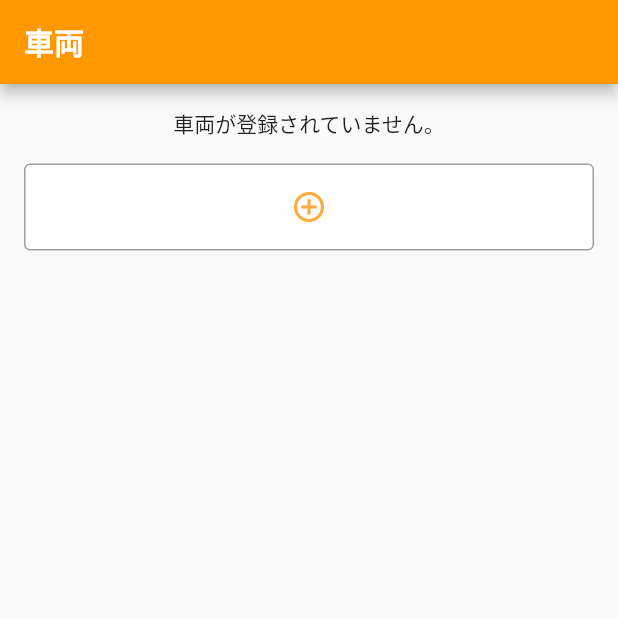
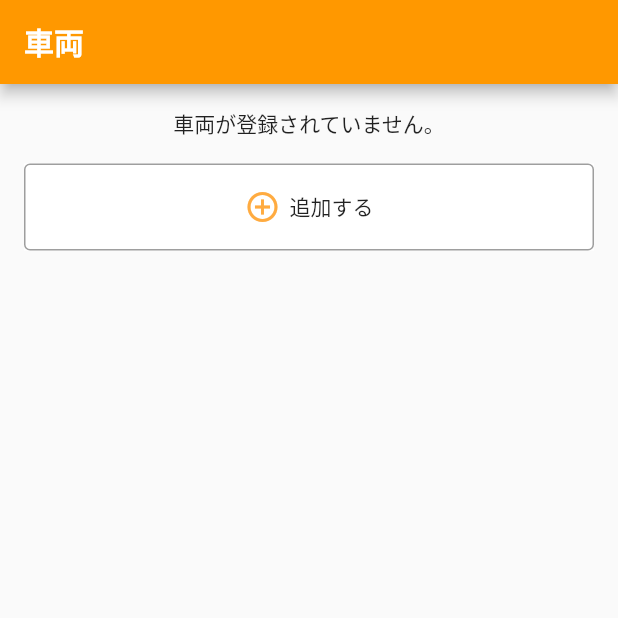
Before and after one commit to hori-imuuzak/CircuitRecordApp, a Flutter app: the CarListScreen screen opened directly, on a phone screen of 412 x 824 dp, the top half of it. Run offline on Flutter 3.47's test engine with Material 2 defaults, Android fonts, the phone set to English and light mode, and no system bars; our stand-ins replace drift, flutter_hooks, freezed_annotation, hooks_riverpod; accounts and stored records are empty; generated files the repository leaves out were written again.

Commit message:
車両リストのアイテム追加

```diff
--- a/lib/main.dart
+++ b/lib/main.dart
@@ -1,9 +1,12 @@
+import 'dart:ui';
+
 import 'package:circuit_record/ui/screen/home/home_screen.dart';
 import 'package:flutter/material.dart';
 import 'package:hooks_riverpod/hooks_riverpod.dart';
 
-void main() {
+Future<void> main() async {
   WidgetsFlutterBinding.ensureInitialized();
+  DartPluginRegistrant.ensureInitialized();
 
   runApp(const MyApp());
 }
--- a/lib/ui/screen/car/car_list/car_list_screen.dart
+++ b/lib/ui/screen/car/car_list/car_list_screen.dart
@@ -1,6 +1,9 @@
+import 'package:circuit_record/ui/screen/car/car_list/car_list_screen_viewmodel.dart';
+import 'package:circuit_record/ui/screen/car/car_list/widget/car_item/car_item.dart';
 import 'package:circuit_record/ui/theme/style.dart';
 import 'package:circuit_record/ui/util/ListItemAddButton.dart';
 import 'package:flutter/material.dart';
+import 'package:flutter_hooks/flutter_hooks.dart';
 import 'package:hooks_riverpod/hooks_riverpod.dart';
 
 class CarListScreen extends HookConsumerWidget {
@@ -8,13 +11,34 @@ class CarListScreen extends HookConsumerWidget {
 
   @override
   Widget build(BuildContext context, WidgetRef ref) {
+    final viewModel = ref.read(carListScreenViewModelProvider.notifier);
+    final state = ref.watch(carListScreenViewModelProvider);
+
+    useEffect(() {
+      viewModel.getCars();
+      return;
+    }, const []);
+
     return Scaffold(
       appBar: AppBar(title: const Text("車両")),
       body: Column(
         children: [
           SizedBox(height: Style.spacing.medium),
-          const Text("車両が登録されていません。"),
-          ListItemAddButton(),
+          Visibility(
+            visible: state.isVisibleEmpty,
+            child: const Text("車両が登録されていません。"),
+          ),
+          ListView.builder(
+            physics: const NeverScrollableScrollPhysics(),
+            shrinkWrap: true,
+            itemBuilder: (context, index) => CarItem(car: state.cars[index]),
+            itemCount: state.cars.length,
+          ),
+          ListItemAddButton(
+            onTap: () {
+              viewModel.addCar();
+            },
+          ),
         ],
       ),
     );
--- /dev/null
+++ b/lib/ui/screen/car/car_list/car_list_screen_viewmodel.dart
@@ -0,0 +1,29 @@
+import 'package:circuit_record/core/viewmodel.dart';
+import 'package:circuit_record/entity/car/car.dart';
+import 'package:circuit_record/repository/car_repository.dart';
+import 'package:circuit_record/repository/di/repository_provider.dart';
+import 'package:circuit_record/ui/screen/car/car_list/car_list_state.dart';
+import 'package:hooks_riverpod/hooks_riverpod.dart';
+
+final carListScreenViewModelProvider =
+    StateNotifierProvider<CarListScreenViewModel, CarListState>(
+  (ref) => CarListScreenViewModel(
+    ref.read(carRepositoryProvider),
+  ),
+);
+
+class CarListScreenViewModel extends ViewModel<CarListState> {
+  final CarRepository _carRepository;
+
+  CarListScreenViewModel(this._carRepository) : super(const CarListState());
+
+  Future<void> getCars() async {
+    final cars = await _carRepository.findAll();
+    state = state.copyWith(cars: cars);
+  }
+
+  Future<void> addCar() async {
+    final car = await _carRepository.create(const Car());
+    state = state.addCar(car);
+  }
+}
--- a/lib/ui/screen/raceway/raceway_list/raceway_list_screen.dart
+++ b/lib/ui/screen/raceway/raceway_list/raceway_list_screen.dart
@@ -14,7 +14,9 @@ class RacewayListScreen extends HookConsumerWidget {
         children: [
           SizedBox(height: Style.spacing.medium),
           const Text("コースが登録されていません。"),
-          ListItemAddButton(),
+          ListItemAddButton(
+            onTap: () {},
+          ),
         ],
       ),
     );
--- a/lib/ui/theme/style.dart
+++ b/lib/ui/theme/style.dart
@@ -23,6 +23,7 @@ class _Circular {
 }
 
 class _Spacing {
+  final tiny = 6.0;
   final small = 12.0;
   final medium = 16.0;
   final large = 24.0;
@@ -32,6 +33,7 @@ class _Spacing {
 
 class _Gray {
   final border = Colors.black38;
+  final caption = Colors.black45;
 
   const _Gray();
 }
--- a/lib/ui/util/ListItemAddButton.dart
+++ b/lib/ui/util/ListItemAddButton.dart
@@ -2,6 +2,10 @@ import 'package:circuit_record/ui/theme/style.dart';
 import 'package:flutter/material.dart';
 
 class ListItemAddButton extends StatelessWidget {
+  final VoidCallback onTap;
+
+  const ListItemAddButton({Key? key, required this.onTap}) : super(key: key);
+
   @override
   Widget build(BuildContext context) {
     return Container(
@@ -10,7 +14,7 @@ class ListItemAddButton extends StatelessWidget {
         color: Colors.white,
         child: InkWell(
           borderRadius: BorderRadius.circular(Style.circular.listItem),
-          onTap: () {},
+          onTap: onTap,
           child: Container(
             decoration: BoxDecoration(
               borderRadius: BorderRadius.circular(Style.circular.listItem),
@@ -21,10 +25,17 @@ class ListItemAddButton extends StatelessWidget {
             ),
             padding: EdgeInsets.all(Style.spacing.medium),
             child: Center(
-              child: Icon(
-                Icons.add_circle_outline,
-                size: Style.iconSize.medium,
-                color: Colors.orangeAccent,
+              child: Row(
+                mainAxisAlignment: MainAxisAlignment.center,
+                children: [
+                  Icon(
+                    Icons.add_circle_outline,
+                    size: Style.iconSize.medium,
+                    color: Colors.orangeAccent,
+                  ),
+                  SizedBox(width: Style.spacing.tiny),
+                  const Text("追加する"),
+                ],
               ),
             ),
           ),
--- a/pubspec.yaml
+++ b/pubspec.yaml
@@ -31,6 +31,7 @@ dependencies:
     sdk: flutter
 
   hooks_riverpod: ^1.0.4
+  flutter_hooks: ^0.18.4
   freezed_annotation: ^2.0.3
 
   drift: ^1.6.0
```
Also changed, not shown: lib/ui/screen/car/car_list/car_list_state.dart (+8 -0 lines), lib/ui/screen/car/car_list/widget/car_item/car_item.dart (added, +55 -0 lines), lib/ui/screen/car/car_list/widget/car_item/car_item_viewmodel.dart (added, +26 -0 lines), lib/ui/screen/car/car_list/car_list_state.freezed.dart, lib/ui/screen/home/home_screen_viewmodel.dart (renamed from lib/ui/screen/home/home_screen_Viewmodel.dart), pubspec.lock, 3 other files.
